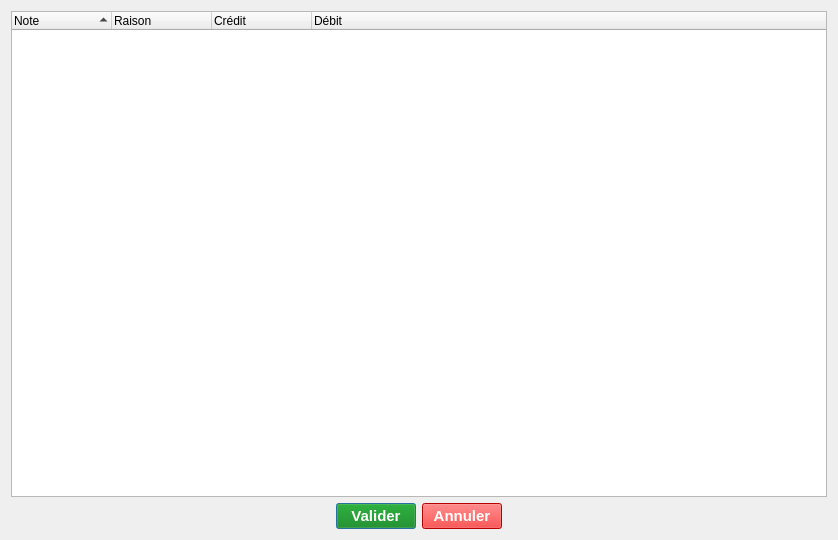
Qt form application/ui/csv_import_window.ui (nils-van-zuijlen/Enibar) before a commit.
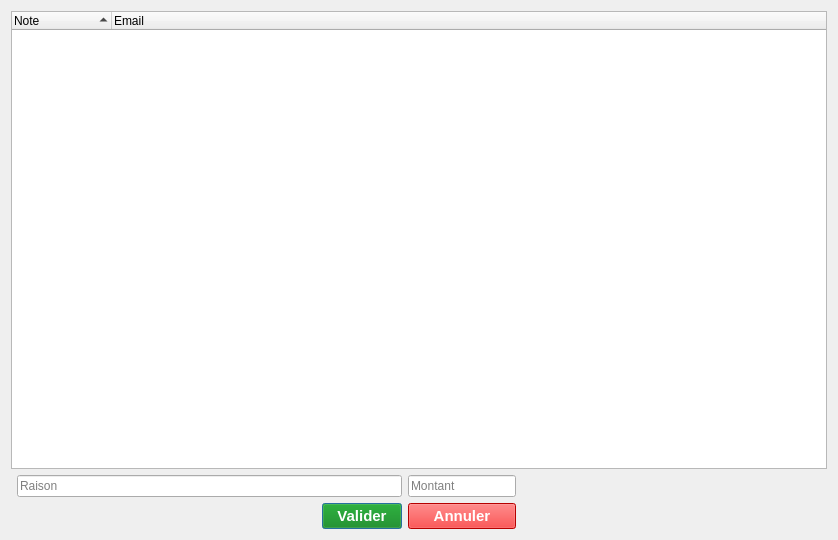
The same form after that commit. Custom widgets are drawn as their Qt base class.

Commit message:
Rework csv import
Fixes #111

Diff of the .ui file:
```diff
--- a/application/ui/csv_import_window.ui
+++ b/application/ui/csv_import_window.ui
@@ -14,20 +14,7 @@
    <string>Import CSV</string>
   </property>
   <layout class="QGridLayout" name="gridLayout_2">
-   <item row="1" column="2">
-    <spacer name="horizontalSpacer">
-     <property name="orientation">
-      <enum>Qt::Horizontal</enum>
-     </property>
-     <property name="sizeHint" stdset="0">
-      <size>
-       <width>40</width>
-       <height>20</height>
-      </size>
-     </property>
-    </spacer>
-   </item>
-   <item row="1" column="3">
+   <item row="2" column="3">
     <widget class="QPushButton" name="validation_button">
      <property name="font">
       <font>
@@ -44,19 +31,6 @@
      </property>
     </widget>
    </item>
-   <item row="1" column="5">
-    <spacer name="horizontalSpacer_2">
-     <property name="orientation">
-      <enum>Qt::Horizontal</enum>
-     </property>
-     <property name="sizeHint" stdset="0">
-      <size>
-       <width>40</width>
-       <height>20</height>
-      </size>
-     </property>
-    </spacer>
-   </item>
    <item row="0" column="1" colspan="6">
     <layout class="QGridLayout" name="gridLayout">
      <item row="0" column="0" colspan="2">
@@ -83,27 +57,27 @@
        </column>
        <column>
         <property name="text">
-         <string>Raison</string>
-        </property>
-       </column>
-       <column>
-        <property name="text">
-         <string>Crédit</string>
-        </property>
-        <property name="textAlignment">
-         <set>AlignLeft|AlignVCenter</set>
-        </property>
-       </column>
-       <column>
-        <property name="text">
-         <string>Débit</string>
+         <string>Email</string>
         </property>
        </column>
       </widget>
      </item>
     </layout>
    </item>
-   <item row="1" column="4">
+   <item row="2" column="2">
+    <spacer name="horizontalSpacer">
+     <property name="orientation">
+      <enum>Qt::Horizontal</enum>
+     </property>
+     <property name="sizeHint" stdset="0">
+      <size>
+       <width>40</width>
+       <height>20</height>
+      </size>
+     </property>
+    </spacer>
+   </item>
+   <item row="2" column="4">
     <widget class="QPushButton" name="cancel_button">
      <property name="sizePolicy">
       <sizepolicy hsizetype="Minimum" vsizetype="Fixed">
@@ -126,8 +100,61 @@
      </property>
     </widget>
    </item>
+   <item row="2" column="5">
+    <spacer name="horizontalSpacer_2">
+     <property name="orientation">
+      <enum>Qt::Horizontal</enum>
+     </property>
+     <property name="sizeHint" stdset="0">
+      <size>
+       <width>40</width>
+       <height>20</height>
+      </size>
+     </property>
+    </spacer>
+   </item>
+   <item row="1" column="2" colspan="2">
+    <widget class="Input" name="reason">
+     <property name="placeholderText">
+      <string>Raison</string>
+     </property>
+    </widget>
+   </item>
+   <item row="1" column="4">
+    <widget class="Input" name="amount">
+     <property name="sizePolicy">
+      <sizepolicy hsizetype="Maximum" vsizetype="Fixed">
+       <horstretch>0</horstretch>
+       <verstretch>0</verstretch>
+      </sizepolicy>
+     </property>
+     <property name="placeholderText">
+      <string>Montant</string>
+     </property>
+    </widget>
+   </item>
+   <item row="1" column="5">
+    <spacer name="horizontalSpacer_3">
+     <property name="orientation">
+      <enum>Qt::Horizontal</enum>
+     </property>
+     <property name="sizeHint" stdset="0">
+      <size>
+       <width>40</width>
+       <height>20</height>
+      </size>
+     </property>
+    </spacer>
+   </item>
   </layout>
  </widget>
+ <customwidgets>
+  <customwidget>
+   <class>Input</class>
+   <extends>QLineEdit</extends>
+   <header>gui/input_widget</header>
+  </customwidget>
+ </customwidgets>
  <resources/>
  <connections>
   <connection>
```
The commit also changes 3 other files.
